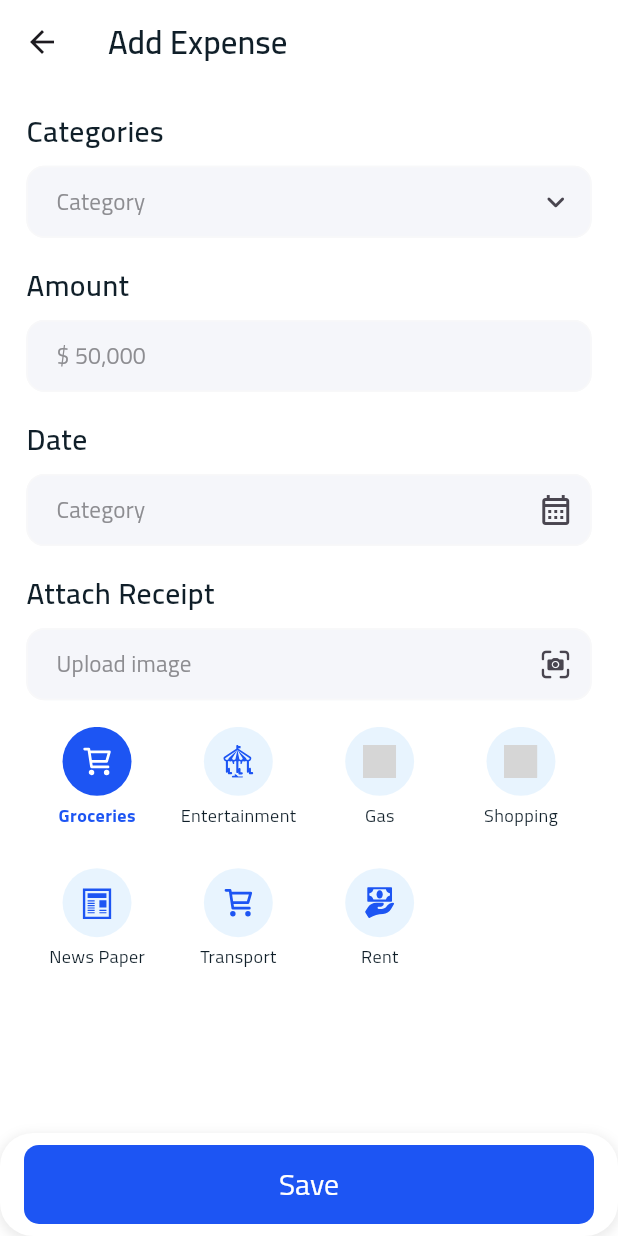
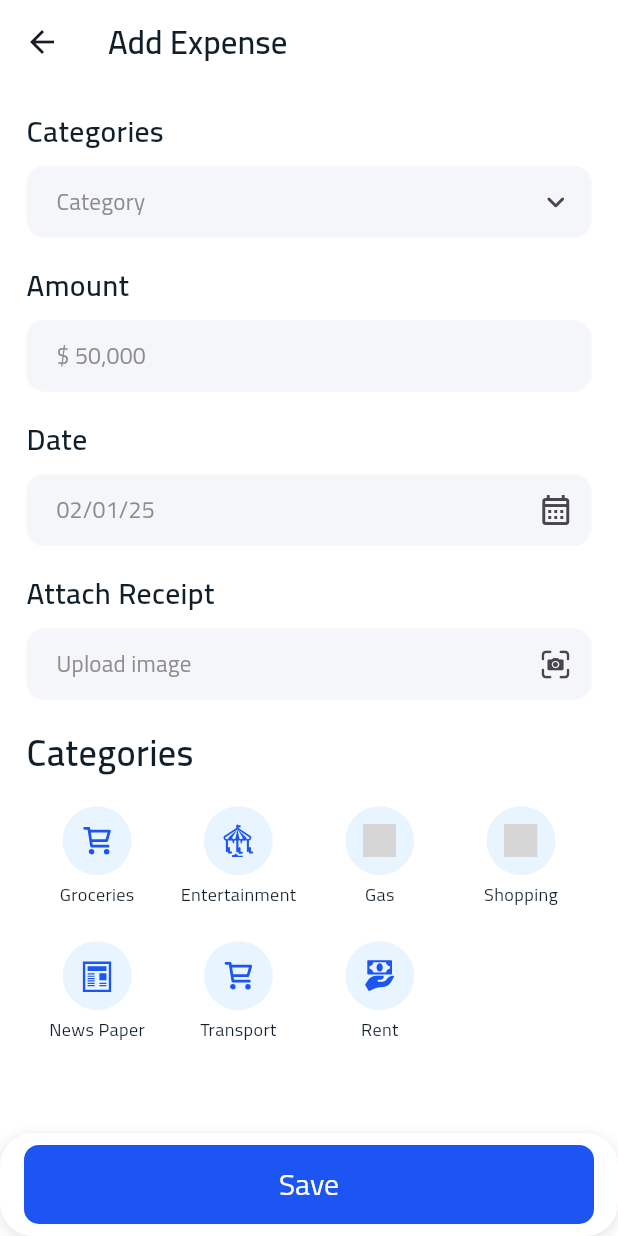
Before and after one commit to HaythamEssam17/expense_tracker_lite, a Flutter app: the AddExpenseHomePage screen opened by its route, after a tap on "Category", after a tap on "Save", on a phone screen of 412 x 824 dp. Run offline on Flutter 3.47's test engine with Material 3 defaults, Android fonts, the light colour scheme and no system bars; our stand-ins replace another_flushbar, cached_network_image, connectivity_plus, dartz, dio, flutter_bloc and 10 more; missing offline and left inert: safe_device; accounts and stored records are empty; network calls fail; grey boxes are pictures that could not be loaded.

Commit message:
feat: Implement date picker and enhance expense functionality
This commit introduces a platform-aware date picker and several improvements to the expense tracking feature:

- **Core:**
    - Added `DatePickerFactory` to provide platform-specific date pickers (Android & iOS).
    - Created `NumberInputFormatter` for formatting numerical input in text fields.
- **Expense Feature:**
    - **Add Expense Page:**
        - Integrated the new date picker for selecting transaction dates.
        - Implemented amount input formatting using `NumberInputFormatter`.
        - Enabled saving new expenses.
        - Updated category selection to reflect in the `ExpenseCubit`.
    - **Expense List:**
        - Display an "Empty list" message when no expenses are present.
    - **Data:**
        - Modified `MockExpenseDS` to return an empty list by default.
        - Cleared the expense Hive box on initialization to ensure fresh data.
    - **State Management:**
        - `CategoryCubit`: Default selected index for categories is now -1.
        - `ExpenseCubit`:
            - Added logic to handle saving new expenses.
            - Manages `AddExpenseForm` for the add expense page.
            - Added `setCategory` method to update the selected category in the form.
    - **UI:**
        - Added a "Categories" title to the categories list widget.
        - Refactored text form field related widgets into a `text_field_utils` directory.
- **Dependencies:**
    - Added `intl` package for number formatting.

```diff
--- a/lib/core/services/hive/hive_service.dart
+++ b/lib/core/services/hive/hive_service.dart
@@ -26,6 +26,8 @@ class HiveServiceProvider<T> implements ServiceProvider {
       _openBox<Map>(LocalKeys.categoryBox),
       _openBox<Map>(LocalKeys.expenseBox),
     ]);
+
+    expenseBox.clear();
   }
 
   /// Open box (lazy open)
--- a/lib/core/widgets/form_input_widgets/name_form_widget.dart
+++ b/lib/core/widgets/form_input_widgets/name_form_widget.dart
@@ -1,7 +1,7 @@
 import 'package:flutter/material.dart';
 import 'package:flutter/services.dart';
 
-import '../common_text_form_field_widget.dart';
+import '../text_field_utils/common_text_form_field_widget.dart';
 
 class NameFormWidget extends StatelessWidget {
   final TextEditingController nameController;
--- a/lib/core/widgets/form_input_widgets/number_form_widget.dart
+++ b/lib/core/widgets/form_input_widgets/number_form_widget.dart
@@ -1,7 +1,7 @@
 import 'package:flutter/material.dart';
 import 'package:flutter/services.dart';
 
-import '../common_text_form_field_widget.dart';
+import '../text_field_utils/common_text_form_field_widget.dart';
 
 class NumberFormWidget extends StatelessWidget {
   final TextEditingController numberController;
@@ -11,6 +11,7 @@ class NumberFormWidget extends StatelessWidget {
   final int maxLines;
   final int minLines;
   final bool checkValidation;
+  final TextInputType keyboardType;
   final List<TextInputFormatter>? inputFormatters;
   final bool withSuffixIconConstraints;
 
@@ -20,6 +21,7 @@ class NumberFormWidget extends StatelessWidget {
     required this.numberOnChanged,
     this.hintKey,
     this.suffixIcon,
+    this.keyboardType = TextInputType.text,
     this.maxLines = 1,
     this.minLines = 1,
     this.checkValidation = true,
@@ -32,11 +34,11 @@ class NumberFormWidget extends StatelessWidget {
     return CommonTextFormField(
       controller: numberController,
       hintKey: hintKey,
-      keyboardType: TextInputType.text,
       suffixIcon: suffixIcon,
       minLines: minLines,
       maxLines: maxLines,
       inputFormatters: inputFormatters,
+      keyboardType: keyboardType,
       withSuffixIconConstraints: withSuffixIconConstraints,
       validator: checkValidation
           ? (value) {
--- a/lib/core/widgets/common_text_form_field_widget.dart
+++ b/lib/core/widgets/text_field_utils/common_text_form_field_widget.dart
@@ -3,9 +3,9 @@ import 'package:expense_tracker_lite/core/helpers/extensions/num_extensions.dart
 import 'package:flutter/material.dart';
 import 'package:flutter/services.dart';
 
-import '../helpers/fonts.dart';
-import '../helpers/shared.dart';
-import 'common_title_text.dart';
+import '../../helpers/fonts.dart';
+import '../../helpers/shared.dart';
+import '../common_title_text.dart';
 
 class CommonTextFormField extends StatelessWidget {
   final TextEditingController? controller;
--- /dev/null
+++ b/lib/core/widgets/text_field_utils/number_input_formatter.dart
@@ -0,0 +1,32 @@
+import 'package:flutter/services.dart';
+import 'package:intl/intl.dart';
+
+class NumberInputFormatter extends TextInputFormatter {
+  final NumberFormat _formatter = NumberFormat("#,##0.##", "en_US");
+
+  @override
+  TextEditingValue formatEditUpdate(
+    TextEditingValue oldValue,
+    TextEditingValue newValue,
+  ) {
+    if (newValue.text.isEmpty) return newValue;
+
+    final clean = newValue.text.replaceAll(",", "");
+
+    final number = double.tryParse(clean);
+    if (number == null) return oldValue;
+
+    final newText = _formatter.format(number);
+
+    int selectionIndex =
+        newText.length - (clean.length - newValue.selection.end);
+
+    if (selectionIndex < 0) selectionIndex = 0;
+    if (selectionIndex > newText.length) selectionIndex = newText.length;
+
+    return TextEditingValue(
+      text: newText,
+      selection: TextSelection.collapsed(offset: selectionIndex),
+    );
+  }
+}
--- a/lib/features/expense/data/repository_impl/expense_repository_impl.dart
+++ b/lib/features/expense/data/repository_impl/expense_repository_impl.dart
@@ -86,11 +86,5 @@ class ExpenseRepository implements IExpenseRepository {
         return false;
       }
     });
-
-    // return await _hiveServiceProvider.insertWithKey(
-    //   _hiveServiceProvider.expenseBox,
-    //   expenses.id,
-    //   expenses.toJson(),
-    // );
   }
 }
--- a/lib/features/expense/presentation/bloc/category_logic/category_cubit.dart
+++ b/lib/features/expense/presentation/bloc/category_logic/category_cubit.dart
@@ -1,10 +1,7 @@
 import 'package:expense_tracker_lite/core/constants/icon_paths.dart';
-import 'package:expense_tracker_lite/core/utils/forms/utils_shared_forms.dart';
 import 'package:expense_tracker_lite/features/expense/data/models/category_model.dart';
 import 'package:flutter_bloc/flutter_bloc.dart';
 import 'package:injectable/injectable.dart';
-
-import '../../../../../core/utils/forms/add_expense_form.dart';
 
 part 'category_states.dart';
 
@@ -14,20 +11,20 @@ class CategoryCubit extends Cubit<CategoryStates> {
 
   @override
   Future<void> close() {
-    addExpenseForm.dispose();
+    // addExpenseForm.dispose();
     return super.close();
   }
 
-  AddExpenseForm addExpenseForm = Forms.addExpense;
+  // AddExpenseForm addExpenseForm = Forms.addExpense;
 
   CategoryModel? selectedCategory;
   bool showCategories = false;
-  int selectedIndex = 0;
+  int selectedIndex = -1;
 
   void selectCategory(CategoryModel category, int index) {
     selectedCategory = category;
     selectedIndex = index;
-    addExpenseForm.categoryController.text = category.name!;
+    // addExpenseForm.categoryController.text = category.name!;
 
     emit(CategorySelected());
   }
--- a/lib/features/expense/presentation/bloc/expense_logic/expense_cubit.dart
+++ b/lib/features/expense/presentation/bloc/expense_logic/expense_cubit.dart
@@ -3,6 +3,8 @@ import 'package:flutter/material.dart';
 import 'package:flutter_bloc/flutter_bloc.dart';
 import 'package:injectable/injectable.dart';
 
+import '../../../../../core/utils/forms/add_expense_form.dart';
+import '../../../../../core/utils/forms/utils_shared_forms.dart';
 import '../../../domain/usecases/expense_usecases.dart';
 
 part 'expense_states.dart';
@@ -12,11 +14,19 @@ class ExpenseCubit extends Cubit<ExpenseStates> {
   final ExpenseUseCases _expenseUseCases;
   final ScrollController scrollController = ScrollController();
 
-  ExpenseCubit(this._expenseUseCases) : super(ExpenseStates()) {
+  AddExpenseForm addExpenseForm = Forms.addExpense;
+
+  ExpenseCubit(this._expenseUseCases) : super(ExpenseInit()) {
     // Init
     loadExpenses(page: 1);
 
     scrollController.addListener(_onScroll);
+  }
+
+  @override
+  Future<void> close() {
+    addExpenseForm.dispose();
+    return super.close();
   }
 
   int currentPage = 1;
@@ -24,6 +34,12 @@ class ExpenseCubit extends Cubit<ExpenseStates> {
   bool isFetching = false;
 
   List<ExpenseModel> expenses = [];
+  ExpenseModel expense = ExpenseModel();
+
+  void setCategory(String value) {
+    addExpenseForm.categoryController.text = value;
+    emit(ExpenseInit());
+  }
 
   Future<void> loadExpenses({required int page}) async {
     if (isFetching) return;
@@ -88,4 +104,22 @@ class ExpenseCubit extends Cubit<ExpenseStates> {
       }
     }
   }
+
+  void saveExpense() async {
+    emit(ExpenseLoading());
+
+    var result = await _expenseUseCases.saveExpenses(expense);
+
+    if (result) {
+      emit(
+        ExpenseSuccess(
+          expenses: expenses,
+          hasMore: false,
+          isLoadingMore: false,
+        ),
+      );
+    } else {
+      emit(ExpenseFailed("Error: Failed to save expense"));
+    }
+  }
 }
--- a/lib/features/expense/presentation/pages/add_expense_home_page.dart
+++ b/lib/features/expense/presentation/pages/add_expense_home_page.dart
@@ -9,12 +9,17 @@ import 'package:expense_tracker_lite/core/widgets/common_global_button.dart';
 import 'package:expense_tracker_lite/core/widgets/common_shadow_widget.dart';
 import 'package:expense_tracker_lite/core/widgets/common_title_text.dart';
 import 'package:expense_tracker_lite/core/widgets/form_input_widgets/name_form_widget.dart';
+import 'package:expense_tracker_lite/features/expense/presentation/bloc/expense_logic/expense_cubit.dart';
 import 'package:expense_tracker_lite/features/expense/presentation/widgets/select_category_widget.dart';
 import 'package:flutter/cupertino.dart';
 import 'package:flutter/material.dart';
+import 'package:flutter/services.dart';
+import 'package:flutter_bloc/flutter_bloc.dart';
 
+import '../../../../core/factories/date_picker_factory.dart';
 import '../../../../core/routers/app_route.dart';
 import '../../../../core/widgets/form_input_widgets/number_form_widget.dart';
+import '../../../../core/widgets/text_field_utils/number_input_formatter.dart';
 import '../widgets/categories_list_widget.dart';
 
 class AddExpenseHomePage extends StatelessWidget {
@@ -35,7 +40,16 @@ class AddExpenseHomePage extends StatelessWidget {
           fontFamily: Fonts.cairoSemiBold,
         ),
       ),
-      body: Column(
+      body: BlocConsumer<ExpenseCubit, ExpenseStates>(
+        listener: (context, state) {
+          if (state is ExpenseSuccess) {
+            router.pop();
+          }
+        },
+        builder: (context, state) {
+          final cubit = context.read<ExpenseCubit>();
+
+          return Column(
             children: [
               Expanded(
                 child: SingleChildScrollView(
@@ -56,9 +70,21 @@ class AddExpenseHomePage extends StatelessWidget {
                             ),
                             getSpaceHeight(8),
                             NumberFormWidget(
-                          numberController: TextEditingController(),
+                              numberController:
+                                  cubit.addExpenseForm.amountController,
                               hintKey: '\$ 50,000',
-                          numberOnChanged: (value) => value,
+                              keyboardType: TextInputType.number,
+                              inputFormatters: [
+                                FilteringTextInputFormatter.allow(
+                                  RegExp(r'[0-9,]'),
+                                ),
+                                FilteringTextInputFormatter.digitsOnly,
+                                NumberInputFormatter(),
+                              ],
+                              numberOnChanged: (value) {
+                                cubit.expense.amount = double.tryParse(value!);
+                                return value;
+                              },
                             ),
                           ],
                         ),
@@ -76,11 +102,17 @@ class AddExpenseHomePage extends StatelessWidget {
                             ),
                             getSpaceHeight(8),
                             InkWell(
-                          onTap: () {},
+                              onTap: () async {
+                                await PlatformDatePicker.show(
+                                  context,
+                                  (date) {},
+                                );
+                              },
                               child: AbsorbPointer(
                                 child: NameFormWidget(
-                              nameController: TextEditingController(),
-                              hintKey: 'Category',
+                                  nameController:
+                                      cubit.addExpenseForm.dateController,
+                                  hintKey: '02/01/25',
                                   suffixIcon: const Icon(
                                     Icons.calendar_month_outlined,
                                     size: 24,
@@ -108,7 +140,8 @@ class AddExpenseHomePage extends StatelessWidget {
                               onTap: () {},
                               child: AbsorbPointer(
                                 child: NameFormWidget(
-                              nameController: TextEditingController(),
+                                  nameController:
+                                      cubit.addExpenseForm.receiptController,
                                   hintKey: 'Upload image',
                                   suffixIcon: const Icon(
                                     CupertinoIcons.camera_viewfinder,
@@ -133,13 +166,17 @@ class AddExpenseHomePage extends StatelessWidget {
               CommonShadowWidget(
                 widget: CommonGlobalButton(
                   buttonText: 'Save',
-              onPressedFunction: () {},
+                  onPressedFunction: () {
+                    cubit.saveExpense();
+                  },
                   radius: AppConstants.radius10,
                   buttonTextSize: 18,
                   buttonBackgroundColor: context.appColors.primaryColor,
                 ),
               ),
             ],
+          );
+        },
       ),
     );
   }
--- a/lib/features/expense/presentation/pages/expense_list_view.dart
+++ b/lib/features/expense/presentation/pages/expense_list_view.dart
@@ -1,3 +1,4 @@
+import 'package:expense_tracker_lite/core/widgets/common_title_text.dart';
 import 'package:expense_tracker_lite/features/dashboard/presentation/widgets/expense_item.dart';
 import 'package:flutter/material.dart';
 import 'package:flutter_bloc/flutter_bloc.dart';
@@ -17,6 +18,10 @@ class ExpenseListView extends StatelessWidget {
         if (state is ExpenseLoading) {
           return const Center(child: CircularProgressIndicator());
         } else if (state is ExpenseSuccess) {
+          if (state.expenses.isEmpty) {
+            return const Center(child: CommonText('Empty list'));
+          }
+
           return ListView.builder(
             controller: context.read<ExpenseCubit>().scrollController,
             itemCount: takeCount == 0
--- a/lib/features/expense/presentation/widgets/categories_list_widget.dart
+++ b/lib/features/expense/presentation/widgets/categories_list_widget.dart
@@ -7,6 +7,7 @@ import 'package:flutter_bloc/flutter_bloc.dart';
 import '../../../../core/helpers/shared.dart';
 import '../../../../core/widgets/common_title_text.dart';
 import '../bloc/category_logic/category_cubit.dart';
+import '../bloc/expense_logic/expense_cubit.dart';
 
 class CategoriesListWidget extends StatelessWidget {
   const CategoriesListWidget({super.key});
@@ -19,12 +20,22 @@ class CategoriesListWidget extends StatelessWidget {
 
         return AnimatedCrossFade(
           firstChild: const SizedBox(),
-          secondChild: GridView.builder(
+          secondChild: Column(
+            crossAxisAlignment: CrossAxisAlignment.start,
+            children: [
+              CommonText(
+                'Categories',
+                fontSize: 22,
+                fontFamily: Fonts.cairoSemiBold,
+              ),
+              getSpaceHeight(16),
+              GridView.builder(
                 shrinkWrap: true,
                 physics: const NeverScrollableScrollPhysics(),
+                padding: EdgeInsets.zero,
                 gridDelegate: const SliverGridDelegateWithFixedCrossAxisCount(
                   crossAxisCount: 4,
-              // mainAxisExtent: 90,
+                  mainAxisExtent: 90,
                 ),
                 itemCount: cubit.categories.length,
                 itemBuilder: (context, index) {
@@ -32,7 +43,11 @@ class CategoriesListWidget extends StatelessWidget {
                   final isSelected = cubit.selectedIndex == index;
 
                   return GestureDetector(
-                onTap: () => cubit.selectCategory(item, index),
+                    onTap: () {
+                      cubit.selectCategory(item, index);
+
+                      context.read<ExpenseCubit>().setCategory(item.name!);
+                    },
                     child: Column(
                       children: [
                         Container(
@@ -68,6 +83,8 @@ class CategoriesListWidget extends StatelessWidget {
                   );
                 },
               ),
+            ],
+          ),
           crossFadeState: cubit.showCategories
               ? CrossFadeState.showSecond
               : CrossFadeState.showFirst,
--- a/lib/features/expense/presentation/widgets/select_category_widget.dart
+++ b/lib/features/expense/presentation/widgets/select_category_widget.dart
@@ -6,6 +6,7 @@ import '../../../../core/helpers/shared.dart';
 import '../../../../core/widgets/common_title_text.dart';
 import '../../../../core/widgets/form_input_widgets/name_form_widget.dart';
 import '../bloc/category_logic/category_cubit.dart';
+import '../bloc/expense_logic/expense_cubit.dart';
 
 class SelectCategoryWidget extends StatelessWidget {
   const SelectCategoryWidget({super.key});
@@ -31,7 +32,10 @@ class SelectCategoryWidget extends StatelessWidget {
               },
               child: AbsorbPointer(
                 child: NameFormWidget(
-                  nameController: cubit.addExpenseForm.categoryController,
+                  nameController: context
+                      .read<ExpenseCubit>()
+                      .addExpenseForm
+                      .categoryController,
                   hintKey: 'Category',
                   suffixIcon: const Icon(
                     Icons.keyboard_arrow_down_rounded,
--- a/pubspec.yaml
+++ b/pubspec.yaml
@@ -34,6 +34,8 @@ dependencies:
   # The following adds the Cupertino Icons font to your application.
   # Use with the CupertinoIcons class for iOS style icons.
   cupertino_icons: ^1.0.8
+
+  intl: ^0.20.2
 
   # State_Management
   flutter_bloc: ^9.1.1
```
Also changed, not shown: lib/core/factories/date_picker_factory.dart (added, +81 -0 lines), lib/features/expense/data/ds/mock_expense_ds.dart (+11 -10 lines), pubspec.lock. Lines whose indentation alone changed are shown as unchanged.
